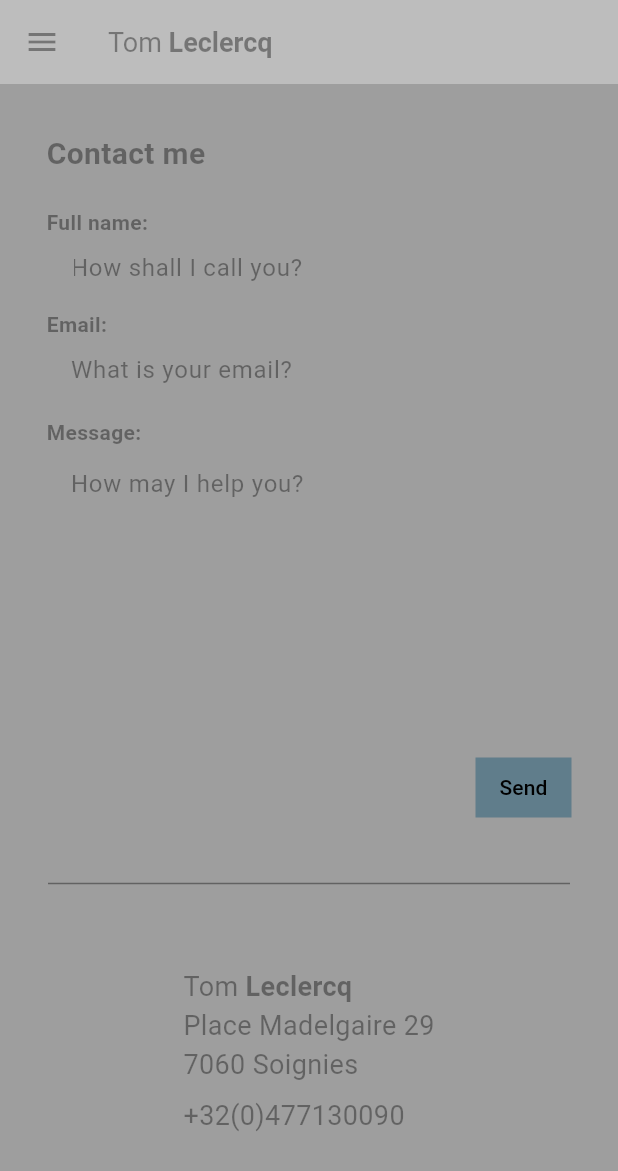
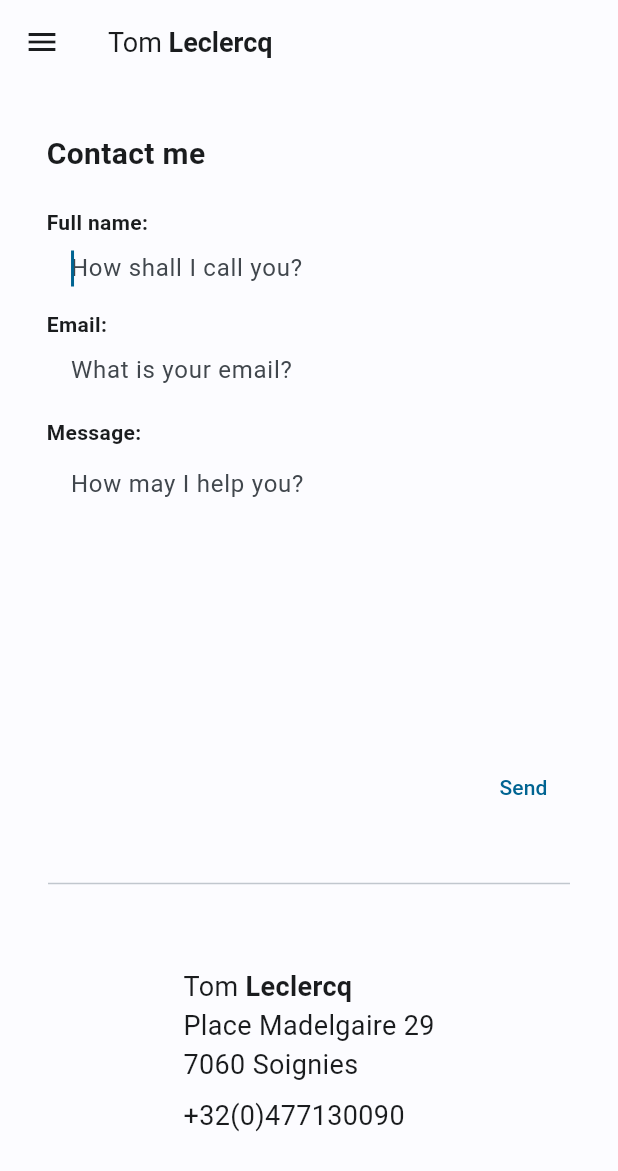
Before and after one commit to tomleclercq/portfolio, a Flutter app: the screen it shows after launch, after a tap on "Contact", on a phone screen of 412 x 824 dp. Shown: the top 1171 px of the screen. Run offline on Flutter 3.47's test engine with Material 3 defaults, Android fonts, the phone set to English and light mode, and no system bars; drawn by our look-alikes of styled_text; our stand-ins replace cloud_firestore, firebase_core, font_awesome_flutter, rive, url_strategy; missing offline and left inert: firebase_app_check; accounts and stored records are empty.

Commit message:
using theme from M3

```diff
--- a/lib/main.dart
+++ b/lib/main.dart
@@ -8,6 +8,7 @@
 
 import 'firebase_options.dart';
 import 'pages/home.dart';
+import 'theme/color_schemes.g.dart';
 
 final navigatorKey = GlobalKey<NavigatorState>();
 
@@ -18,7 +19,8 @@
   WidgetsFlutterBinding.ensureInitialized();
   await Firebase.initializeApp(options: DefaultFirebaseOptions.web);
   await FirebaseAppCheck.instance.activate(
-      webRecaptchaSiteKey: '6LcRu34lAAAAALCkxGeVSzBCuDbNG_MMTia9Pkiz');
+      webProvider:
+          ReCaptchaV3Provider('6LcRu34lAAAAALCkxGeVSzBCuDbNG_MMTia9Pkiz'));
   runApp(const Portefolio());
 }
 
@@ -32,22 +34,8 @@
       child: MaterialApp(
         navigatorKey: navigatorKey,
         title: 'Tom Leclercq',
-        theme: ThemeData(
-          primarySwatch: Colors.grey,
-          colorScheme: const ColorScheme(
-            primary: Colors.grey,
-            onPrimary: Colors.black38,
-            secondary: Colors.black38,
-            onSecondary: Colors.grey,
-            brightness: Brightness.light,
-            background: Color.fromARGB(255, 226, 226, 226),
-            onBackground: Colors.black38,
-            error: Colors.purple,
-            onError: Colors.white,
-            surface: Colors.grey,
-            onSurface: Colors.black38,
-          ),
-        ),
+        theme: ThemeData(useMaterial3: true, colorScheme: lightColorScheme),
+        darkTheme: ThemeData(useMaterial3: true, colorScheme: darkColorScheme),
         builder: (context, child) => BasePage(context, child),
         routes: {
           Home.name: (context) => const Home(),
--- a/lib/widgets/base_page.dart
+++ b/lib/widgets/base_page.dart
@@ -37,7 +37,6 @@
                 title: myTitle(),
                 elevation: 0.0,
                 automaticallyImplyLeading: true,
-                backgroundColor: Colors.grey[400],
                 systemOverlayStyle: SystemUiOverlayStyle.light,
               ),
             ),
--- a/lib/widgets/contact_form.dart
+++ b/lib/widgets/contact_form.dart
@@ -110,10 +110,9 @@
                 order: const NumericFocusOrder(4.0),
                 child: TextButton(
                   style: TextButton.styleFrom(
-                      shape: const BeveledRectangleBorder(
-                          borderRadius: BorderRadius.all(Radius.circular(0))),
-                      foregroundColor: Colors.black,
-                      backgroundColor: Colors.blueGrey),
+                    shape: const BeveledRectangleBorder(
+                        borderRadius: BorderRadius.all(Radius.circular(0))),
+                  ),
                   child: const Text('Send'),
                   onPressed: () async {
                     formFocus.requestFocus();
--- a/lib/widgets/custom_drawer.dart
+++ b/lib/widgets/custom_drawer.dart
@@ -25,7 +25,6 @@
         children: [
           ListTile(
             leading: const FaIcon(Icons.home_outlined),
-            tileColor: Colors.grey,
             title: Container(
               padding: const EdgeInsets.only(
                 left: 16,
```
Also changed, not shown: lib/utils/helpers.dart (+0 -20 lines), lib/theme/color_schemes.g.dart (added).
